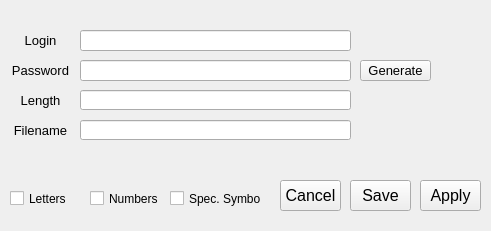
This is users_database.ui in VaisVaisov/users_database_aggregator as Qt 5 draws it before an edit. The edited form follows.
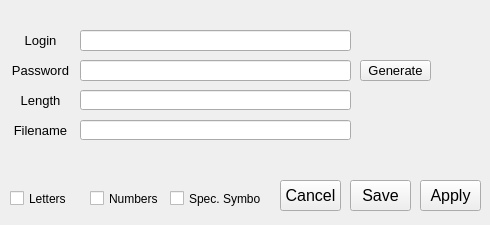
This is the edited form.

The edit to the form file:
```diff
--- a/users_database.ui
+++ b/users_database.ui
@@ -6,14 +6,20 @@
    <rect>
     <x>0</x>
     <y>0</y>
-    <width>491</width>
-    <height>231</height>
+    <width>490</width>
+    <height>225</height>
    </rect>
   </property>
   <property name="minimumSize">
    <size>
-    <width>491</width>
-    <height>226</height>
+    <width>490</width>
+    <height>225</height>
+   </size>
+  </property>
+  <property name="maximumSize">
+   <size>
+    <width>490</width>
+    <height>225</height>
    </size>
   </property>
   <property name="windowTitle">
```
